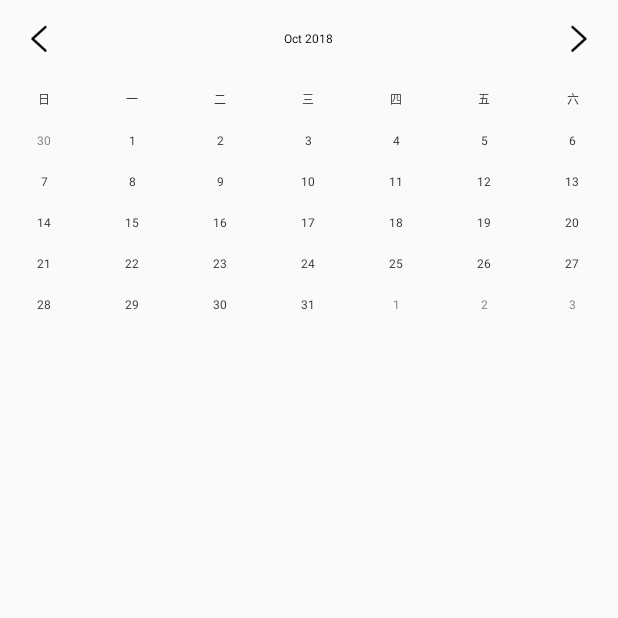
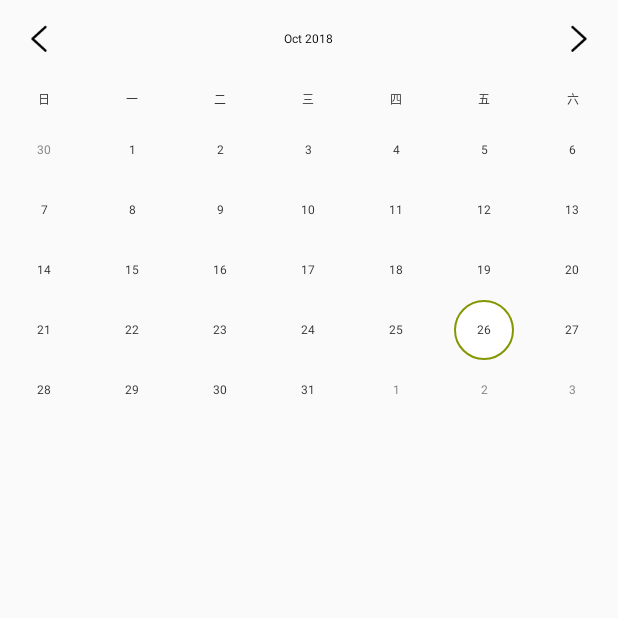
Before and after one commit to zsgfrtttt/BaseAndroid, an Android app: the CalendarActivity screen opened directly, with no data from a screen before it, on a phone screen of 412 x 824 dp, the top half of it. Run offline under Robolectric (Android 15) with nearby library versions, the phone set to English and light mode, and no system bars.

Commit message:
Calendar 优化ui

```diff
--- a/app/src/main/java/com/hydbest/baseandroid/activity/cus_viewgroup/CalendarActivity.java
+++ b/app/src/main/java/com/hydbest/baseandroid/activity/cus_viewgroup/CalendarActivity.java
@@ -11,5 +11,6 @@ public class CalendarActivity extends AppCompatActivity {
     protected void onCreate(@Nullable Bundle savedInstanceState) {
         super.onCreate(savedInstanceState);
         setContentView(R.layout.activity_calendar);
+
     }
 }
--- a/app/src/main/java/com/hydbest/baseandroid/view/viewgroup/calendar/CalenderAdapter.java
+++ b/app/src/main/java/com/hydbest/baseandroid/view/viewgroup/calendar/CalenderAdapter.java
@@ -1,5 +1,7 @@
 package com.hydbest.baseandroid.view.viewgroup.calendar;
 
+import android.graphics.Color;
+import android.graphics.drawable.ColorDrawable;
 import android.support.v4.view.PagerAdapter;
 import android.support.v4.view.ViewPager;
 import android.view.View;
@@ -46,6 +48,7 @@ public class CalenderAdapter extends PagerAdapter {
 
         GridView gv = new GridView(container.getContext());
         gv.setNumColumns(7);
+        gv.setSelector(new ColorDrawable(Color.TRANSPARENT));
         gv.setAdapter(new DateAdapter(container.getContext(), calendar));
         container.addView(gv, container.getLayoutParams());
         return gv;
--- a/app/src/main/java/com/hydbest/baseandroid/view/viewgroup/calendar/DateAdapter.java
+++ b/app/src/main/java/com/hydbest/baseandroid/view/viewgroup/calendar/DateAdapter.java
@@ -34,7 +34,7 @@ public class DateAdapter extends ArrayAdapter<Date>{
 
     private void init() {
         Calendar calendar = (Calendar) mCalendar.clone();
-        //重置到当月第一天
+        //重置到当月第一天  calendar.set(Calendar.DAY_OF_MONTH,1);
         calendar.add(Calendar.DAY_OF_MONTH, -calendar.get(Calendar.DAY_OF_MONTH) + 1);
         //当期月份
         int currentMonth = calendar.get(Calendar.MONTH);
@@ -60,17 +60,24 @@ public class DateAdapter extends ArrayAdapter<Date>{
     @NonNull
     @Override
     public View getView(int position, @Nullable View convertView, @NonNull ViewGroup parent) {
+        Date item = mList.get(position);
         if (convertView == null) {
             convertView = LayoutInflater.from(getContext()).inflate(R.layout.item_date, parent, false);
         }
         TextView tv = convertView.findViewById(R.id.tv);
-        tv.setText(mList.get(position).getDate() + "");
+        tv.setText(item.getDate() + "");
         SimpleDateFormat format = new SimpleDateFormat("MMM");
-        if (format.format(mList.get(position)).equals(format.format(mCalendar.getTime()))) {
+        if (format.format(item).equals(format.format(mCalendar.getTime()))) {
             tv.setTextColor(parent.getResources().getColor(R.color.text));
         } else {
             tv.setTextColor(parent.getResources().getColor(R.color.light_text));
         }
+        Date date = Calendar.getInstance().getTime();
+        if (item.getDate() == date.getDate() && item.getMonth() == date.getMonth() && item.getYear() == date.getYear()){
+            tv.setBackgroundResource(R.drawable.bg_stroke_circle);
+        }else {
+            tv.setBackgroundResource(R.drawable.bg_white_default);
+        }
         return convertView;
     }
 }
--- /dev/null
+++ b/app/src/main/res/drawable/bg_stroke_circle.xml
@@ -0,0 +1,9 @@
+<?xml version="1.0" encoding="utf-8"?>
+<shape xmlns:android="http://schemas.android.com/apk/res/android"
+    android:shape="oval">
+
+    <stroke android:color="@color/colorPrimary" android:width="1dp"/>
+    <corners android:radius="@dimen/dp_40"/>
+    <solid android:color="@android:color/white"/>
+    <size android:width="20dp" android:height="20dp"/>
+</shape>
--- /dev/null
+++ b/app/src/main/res/drawable/bg_white_default.xml
@@ -0,0 +1,9 @@
+<?xml version="1.0" encoding="utf-8"?>
+<selector xmlns:android="http://schemas.android.com/apk/res/android">
+    <item android:state_pressed="true">
+        <shape android:shape="oval">
+            <corners android:radius="@dimen/dp_40"/>
+            <solid android:color="@color/colorPrimaryDark"/>
+        </shape>
+    </item>
+</selector>
--- a/app/src/main/res/layout/item_date.xml
+++ b/app/src/main/res/layout/item_date.xml
@@ -1,11 +1,13 @@
 <?xml version="1.0" encoding="utf-8"?>
 <LinearLayout xmlns:android="http://schemas.android.com/apk/res/android"
     android:layout_width="match_parent"
-    android:layout_height="match_parent">
+    android:layout_height="match_parent"
+    android:touchscreenBlocksFocus="false"
+    android:gravity="center">
     <TextView
         android:id="@+id/tv"
-        android:layout_width="match_parent"
-        android:layout_height="wrap_content"
+        android:layout_width="40dp"
+        android:layout_height="40dp"
         android:padding="8dp"
         android:textColor="@color/text"
         android:textSize="@dimen/sp_14"
```
